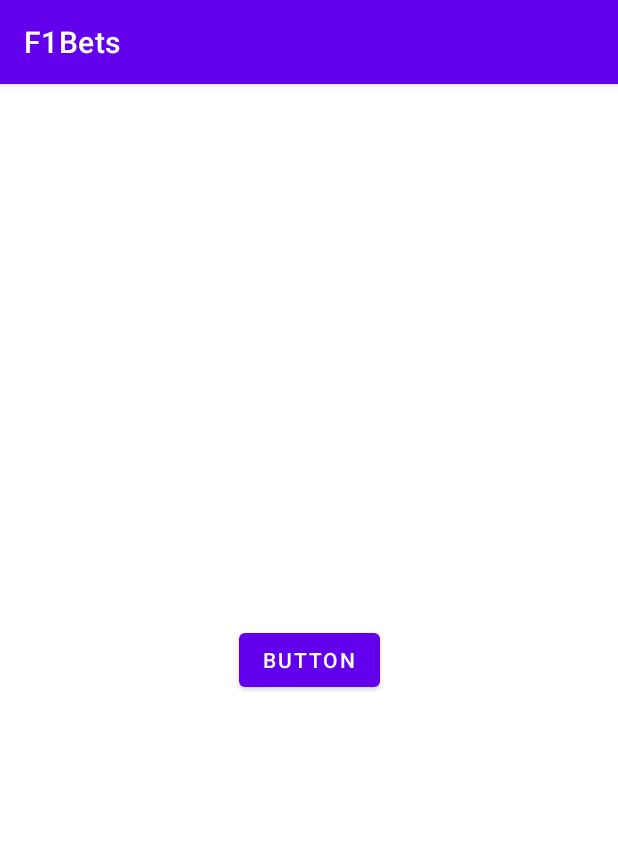
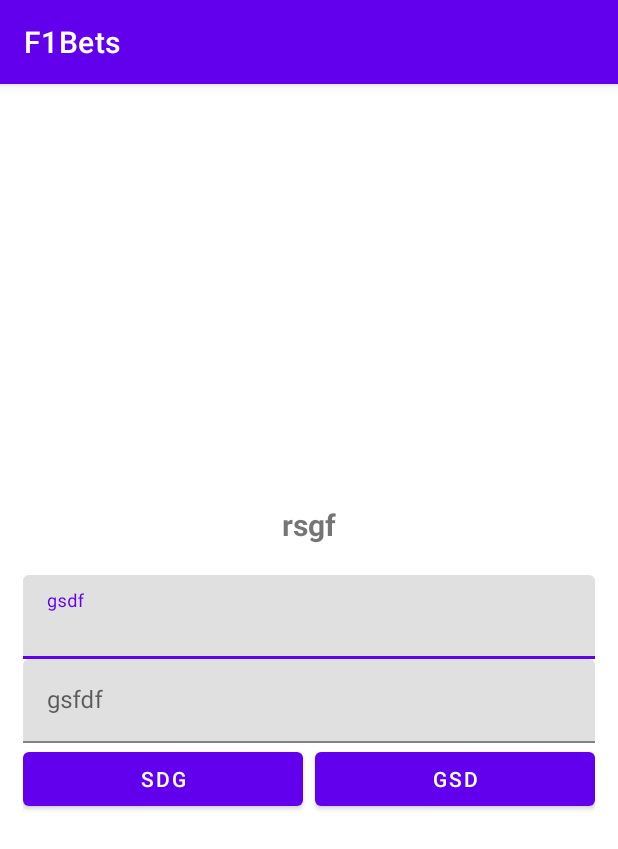
Before and after one commit to FranSiciliaPerez/F1Bets, an Android app: the screen it shows after launch (StartActivity), on a phone screen of 412 x 824 dp. Shown: the top 849 px of the screen. Run offline under Robolectric (Android 15) with nearby library versions, the phone set to English and light mode, and no system bars.

Commit message:
probando con interfaces, login..

```diff
--- a/app/src/main/java/com/example/f1bets/StartActivity.kt
+++ b/app/src/main/java/com/example/f1bets/StartActivity.kt
@@ -15,7 +15,7 @@ class StartActivity : AppCompatActivity() {
         setContentView(binding.root)
 
         // Asegúrate de que el botón esté inicializado correctamente
-        binding.button1.setOnClickListener {
+        binding.btnLogin.setOnClickListener {
             startActivity(Intent(this, MainActivity::class.java))
         }
     }
--- a/app/src/main/res/layout/activity_start.xml
+++ b/app/src/main/res/layout/activity_start.xml
@@ -1,19 +1,68 @@
 <?xml version="1.0" encoding="utf-8"?>
-<androidx.constraintlayout.widget.ConstraintLayout
-    xmlns:android="http://schemas.android.com/apk/res/android"
+<LinearLayout xmlns:android="http://schemas.android.com/apk/res/android"
+    xmlns:app="http://schemas.android.com/apk/res-auto"
     xmlns:tools="http://schemas.android.com/tools"
-    xmlns:app="http://schemas.android.com/apk/res-auto"
     android:layout_width="match_parent"
+    android:orientation="vertical"
+    android:gravity="center"
     android:layout_height="match_parent"
+    android:padding="15dp"
     tools:context=".StartActivity">
 
-  <Button
-      android:id="@+id/button1"
-      android:layout_width="wrap_content"
+  <TextView
+      android:text="rsgf"
+      android:textSize="20sp"
+      android:textStyle="bold"
+      android:layout_width="match_parent"
       android:layout_height="wrap_content"
-      android:text="Button"
-      app:layout_constraintBottom_toBottomOf="parent"
-      app:layout_constraintEnd_toEndOf="parent"
-      app:layout_constraintStart_toStartOf="parent"
-      app:layout_constraintTop_toTopOf="parent" />
-</androidx.constraintlayout.widget.ConstraintLayout>
+      android:layout_marginBottom="20dp"
+      android:gravity="center"/>
+
+  <com.google.android.material.textfield.TextInputLayout
+      android:layout_width="match_parent"
+      android:layout_height="wrap_content">
+
+    <com.google.android.material.textfield.TextInputEditText
+        android:id="@+id/email"
+        android:layout_width="match_parent"
+        android:layout_height="wrap_content"
+        android:hint="gsdf"
+        android:inputType="textEmailAddress" />
+  </com.google.android.material.textfield.TextInputLayout>
+
+  <com.google.android.material.textfield.TextInputLayout
+      android:layout_width="match_parent"
+      android:layout_height="wrap_content">
+
+    <com.google.android.material.textfield.TextInputEditText
+        android:id="@+id/password"
+        android:layout_width="match_parent"
+        android:layout_height="wrap_content"
+        android:hint="gsfdf"
+        android:inputType="textPassword" />
+  </com.google.android.material.textfield.TextInputLayout>
+  <LinearLayout
+      android:layout_width="match_parent"
+      android:layout_height="wrap_content"
+      android:orientation="horizontal">
+
+    <Button
+        android:id="@+id/btnLogin"
+        android:layout_width="wrap_content"
+        android:layout_height="wrap_content"
+        android:layout_weight="1"
+        android:text="sdg" />
+
+    <Space
+        android:layout_width="8dp"
+        android:layout_height="wrap_content" />
+
+    <Button
+        android:id="@+id/btnSingUp"
+        android:layout_width="wrap_content"
+        android:layout_height="wrap_content"
+        android:layout_weight="1"
+        android:text="gsd" />
+  </LinearLayout>
+
+</LinearLayout>
```
Also changed, not shown: 71 other files.
